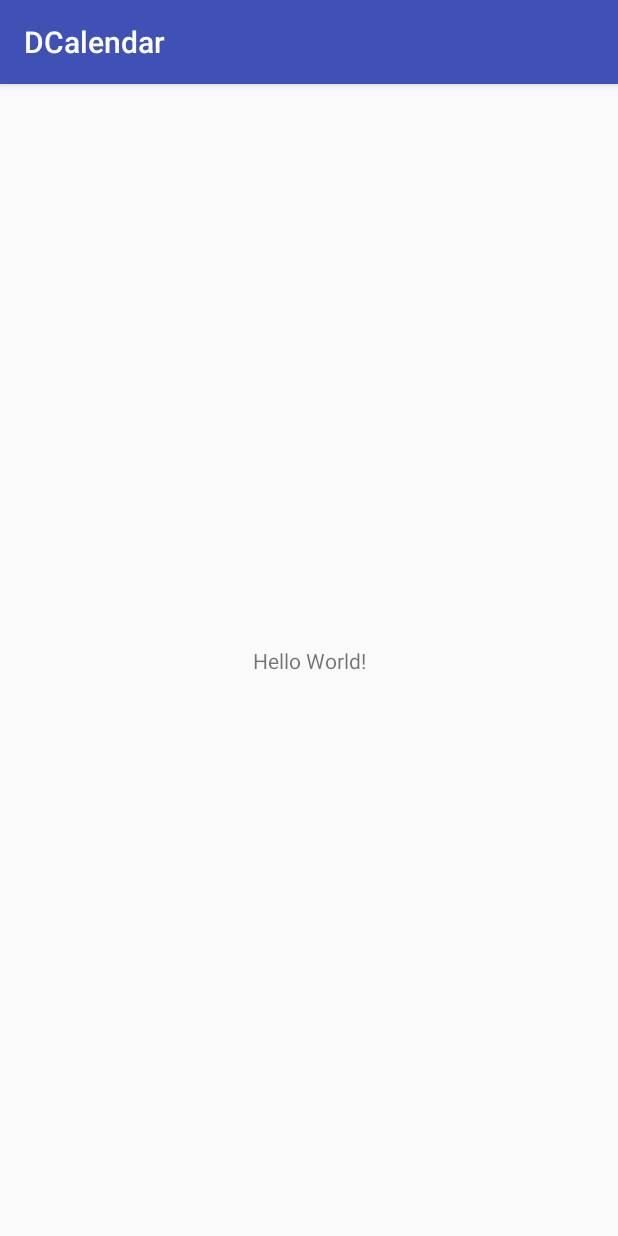
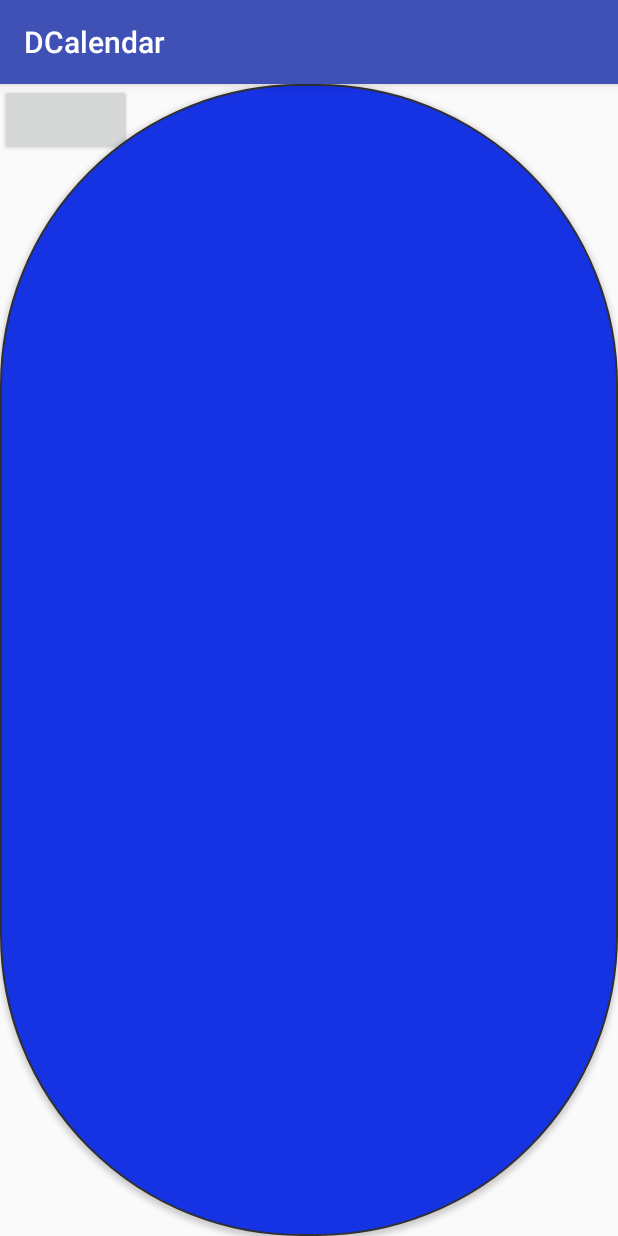
Before and after one commit to DSquare68/DCalendar, an Android app: the screen it shows after launch (MainActivity), on a phone screen of 412 x 824 dp. Run offline under Robolectric (Android 15) with nearby library versions, the phone set to English and light mode, and no system bars.

Commit message:
Added day button

```diff
--- a/app/src/main/java/com/daniel/dcalendar/MainActivity.java
+++ b/app/src/main/java/com/daniel/dcalendar/MainActivity.java
@@ -3,6 +3,10 @@ package com.daniel.dcalendar;
 import android.os.Bundle;
 import android.support.annotation.Nullable;
 import android.support.v7.app.AppCompatActivity;
+import android.view.ViewGroup;
+import android.widget.LinearLayout;
+
+import dcalendar.DDay;
 
 public class MainActivity extends AppCompatActivity {
 
@@ -10,5 +14,6 @@ public class MainActivity extends AppCompatActivity {
     protected void onCreate(@Nullable Bundle savedInstanceState) {
         super.onCreate(savedInstanceState);
         setContentView(R.layout.activity_main);
+        addContentView(new DDay(this,true,true),new LinearLayout.LayoutParams(ViewGroup.LayoutParams.MATCH_PARENT, ViewGroup.LayoutParams.MATCH_PARENT));
     }
 }
--- /dev/null
+++ b/app/src/main/java/dcalendar/DDay.java
@@ -0,0 +1,32 @@
+package dcalendar;
+
+import android.content.Context;
+import android.util.AttributeSet;
+
+import com.daniel.dcalendar.R;
+
+
+public class DDay extends android.support.v7.widget.AppCompatButton {
+
+    /**
+     * default customize of button - from xml file
+     */
+    private boolean setDefault;
+    private boolean isEvent;
+
+    public DDay(Context context, boolean setDefault, boolean isEvent) {
+        super(context);
+        this.isEvent=isEvent;
+        this.setDefault=setDefault;
+        if(this.setDefault){
+            if(this.isEvent ==true){
+                setBackgroundResource(R.drawable.calendar_week_day_button_pressed);
+            } else{
+                setBackgroundResource(R.drawable.calendar_week_day_button_unpressed);
+            }
+        }
+    }
+    public DDay(Context context, AttributeSet attrs) {
+        super(context, attrs);
+    }
+}
--- /dev/null
+++ b/app/src/main/res/drawable/calendar_week_day_button_pressed.xml
@@ -0,0 +1,60 @@
+<?xml version="1.0" encoding="utf-8"?>
+<selector xmlns:android="http://schemas.android.com/apk/res/android">
+    <item android:state_pressed="true">
+        <shape>
+            <gradient
+                android:angle="270"
+                android:endColor="#ffff20"
+                android:startColor="#ffff20" />
+            <stroke
+                android:width="3dp"
+                android:color="#303030" />
+            <corners
+                android:radius="200dp" />
+            <padding
+                android:bottom="10dp"
+                android:left="10dp"
+                android:right="10dp"
+                android:top="10dp" />
+        </shape>
+    </item>
+    <item android:state_focused="true">
+        <shape>
+            <gradient
+                android:angle="270"
+                android:endColor="#1945d4"
+                android:startColor="#1945d4" />
+            <stroke
+                android:width="3dp"
+                android:color="#303030" />
+            <corners
+                android:radius="10dp" />
+            <padding
+                android:bottom="10dp"
+                android:left="10dp"
+                android:right="10dp"
+                android:top="10dp" />
+        </shape>
+    </item>
+
+    <item>
+
+        <shape>
+            <gradient
+                android:angle="270"
+                android:endColor="#1532e3"
+                android:startColor="#1532e3" />
+            <stroke
+                android:width="1dp"
+                android:color="#303030" />
+            <corners
+                android:radius="200dp" />
+            <padding
+                android:bottom="10dp"
+                android:left="10dp"
+                android:right="10dp"
+                android:top="10dp" />
+        </shape>
+
+    </item>
+</selector>
--- /dev/null
+++ b/app/src/main/res/drawable/calendar_week_day_button_unpressed.xml
@@ -0,0 +1,60 @@
+<?xml version="1.0" encoding="utf-8"?>
+<selector xmlns:android="http://schemas.android.com/apk/res/android">
+    <item android:state_pressed="true">
+        <shape>
+            <gradient
+                android:angle="90"
+                android:endColor="#ffff20"
+                android:startColor="#ffff20" />
+            <stroke
+                android:width="3dp"
+                android:color="#303030" />
+            <corners
+                android:radius="10dp" />
+            <padding
+                android:bottom="10dp"
+                android:left="10dp"
+                android:right="10dp"
+                android:top="10dp" />
+        </shape>
+    </item>
+    <item android:state_focused="true">
+        <shape>
+            <gradient
+                android:angle="270"
+                android:endColor="#1945d4"
+                android:startColor="#1945d4" />
+            <stroke
+                android:width="3dp"
+                android:color="#303030" />
+            <corners
+                android:radius="10dp" />
+            <padding
+                android:bottom="10dp"
+                android:left="10dp"
+                android:right="10dp"
+                android:top="10dp" />
+        </shape>
+    </item>
+
+    <item>
+
+        <shape>
+            <gradient
+                android:angle="270"
+                android:endColor="#ffffff"
+                android:startColor="#ffffff" />
+            <stroke
+                android:width="1dp"
+                android:color="#303030" />
+            <corners
+                android:radius="200dp" />
+            <padding
+                android:bottom="10dp"
+                android:left="10dp"
+                android:right="10dp"
+                android:top="10dp" />
+        </shape>
+
+    </item>
+</selector>
--- a/app/src/main/res/layout/activity_main.xml
+++ b/app/src/main/res/layout/activity_main.xml
@@ -14,5 +14,7 @@
         app:layout_constraintLeft_toLeftOf="parent"
         app:layout_constraintRight_toRightOf="parent"
         app:layout_constraintTop_toTopOf="parent" />
-
+    <dcalendar.DDay
+        android:layout_width="wrap_content"
+        android:layout_height="wrap_content" />
 </android.support.constraint.ConstraintLayout>
--- /dev/null
+++ b/app/src/main/res/values/attrs.xml
@@ -0,0 +1,6 @@
+<?xml version="1.0" encoding="utf-8"?>
+<resources>
+    <declare-styleable name="DDay">
+        <attr name="isEvent" format="boolean" />
+    </declare-styleable>
+</resources>
```
